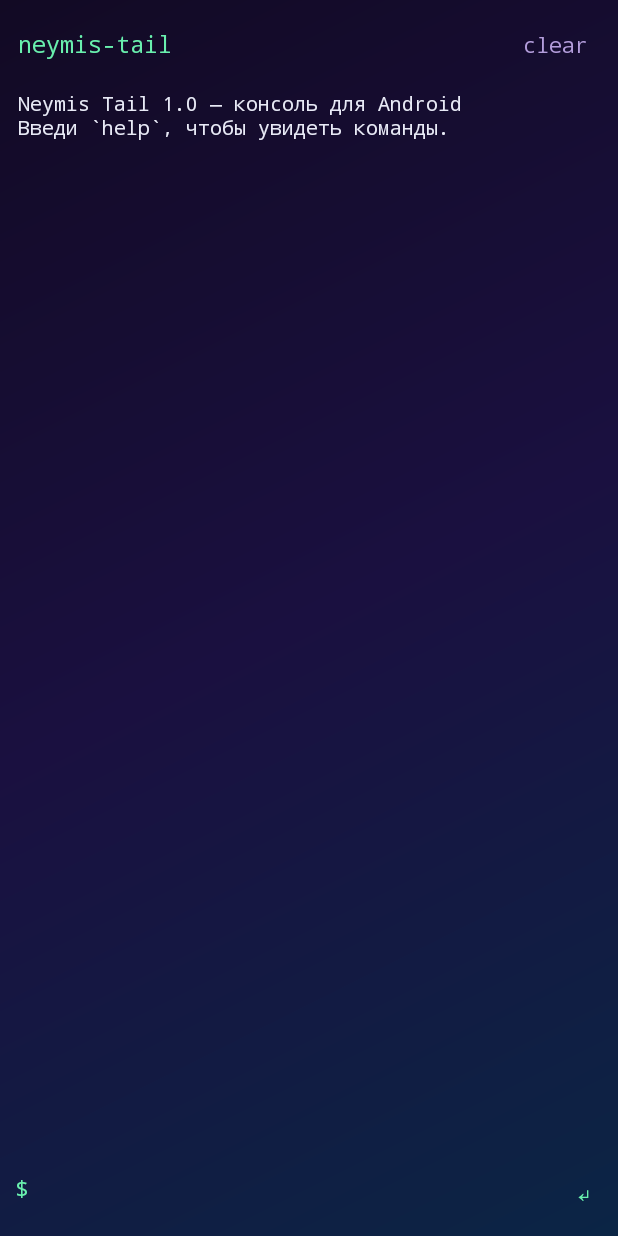
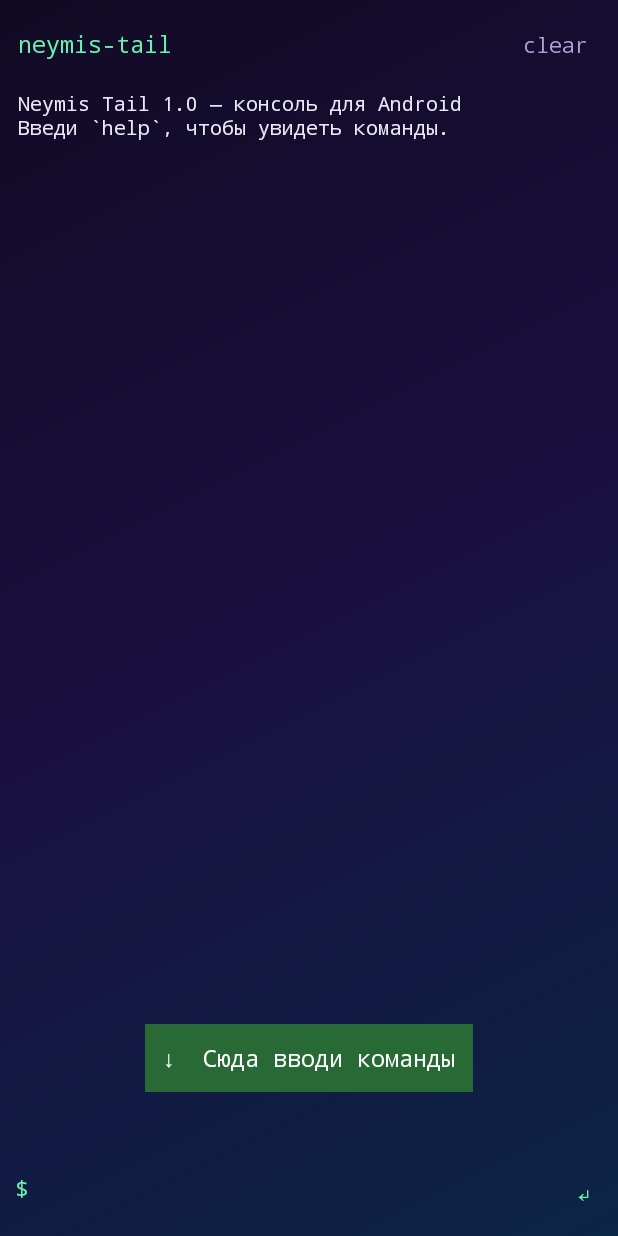
Before and after one commit to s93240056-boop/neymis-tail, an Android app: the screen it shows after launch (MainActivity), on a phone screen of 412 x 824 dp. Run offline under Robolectric (Android 15) with nearby library versions, the phone set to English and light mode, and no system bars; 1 statement that could not run was skipped.

Commit message:
Autofocus input and first-launch hint arrow

```diff
--- a/app/build.gradle
+++ b/app/build.gradle
@@ -10,8 +10,8 @@ android {
         applicationId 'com.neymis.tail'
         minSdk 24
         targetSdk 34
-        versionCode 2
-        versionName '1.1'
+        versionCode 3
+        versionName '1.2'
     }
 
     buildTypes {
--- a/app/src/main/java/com/neymis/tail/MainActivity.java
+++ b/app/src/main/java/com/neymis/tail/MainActivity.java
@@ -29,6 +29,7 @@ public class MainActivity extends AppCompatActivity implements CommandEngine.Hos
     private TextView output;
     private ScrollView scroll;
     private EditText input;
+    private TextView hint;
     private int historyIndex;
     private String historyDraft;
 
@@ -94,13 +95,35 @@ public class MainActivity extends AppCompatActivity implements CommandEngine.Hos
             return false;
         });
 
+        hint = findViewById(R.id.hint);
+        if (!prefs.getBoolean("hint_shown", false)) {
+            hint.setVisibility(View.VISIBLE);
+            hint.setOnClickListener(v -> hideHint());
+        }
+
+        input.requestFocus();
+        input.post(() -> {
+            android.view.inputmethod.InputMethodManager manager =
+                    (android.view.inputmethod.InputMethodManager) getSystemService(
+                            Context.INPUT_METHOD_SERVICE);
+            if (manager != null) manager.showSoftInput(input,
+                    android.view.inputmethod.InputMethodManager.SHOW_IMPLICIT);
+        });
+
         requestStorageAccess();
+    }
+
+    private void hideHint() {
+        if (hint == null) return;
+        hint.setVisibility(View.GONE);
+        prefs.edit().putBoolean("hint_shown", true).apply();
     }
 
     private void submit() {
         String line = input.getText().toString();
         input.setText("");
         historyIndex = 0;
+        hideHint();
         if (line.trim().isEmpty()) return;
         print("$ " + line);
         String result = engine.run(line);
--- a/app/src/main/res/layout/activity_main.xml
+++ b/app/src/main/res/layout/activity_main.xml
@@ -1,5 +1,10 @@
 <?xml version="1.0" encoding="utf-8"?>
-<LinearLayout xmlns:android="http://schemas.android.com/apk/res/android"
+<FrameLayout xmlns:android="http://schemas.android.com/apk/res/android"
+    android:layout_width="match_parent"
+    android:layout_height="match_parent">
+
+    <LinearLayout
+        android:id="@+id/mainContent"
         android:layout_width="match_parent"
         android:layout_height="match_parent"
         android:orientation="vertical">
@@ -50,6 +55,7 @@
         </ScrollView>
 
         <LinearLayout
+            android:id="@+id/inputRow"
             android:layout_width="match_parent"
             android:layout_height="wrap_content"
             android:gravity="center_vertical"
@@ -89,5 +95,21 @@
                 android:textColor="#69F0AE"
                 android:textSize="20sp" />
         </LinearLayout>
+    </LinearLayout>
 
-</LinearLayout>
+    <TextView
+        android:id="@+id/hint"
+        android:layout_width="wrap_content"
+        android:layout_height="wrap_content"
+        android:layout_gravity="bottom|center_horizontal"
+        android:layout_marginBottom="96dp"
+        android:background="#CC2E7D32"
+        android:clickable="true"
+        android:padding="12dp"
+        android:text="↓  Сюда вводи команды"
+        android:textColor="#FFFFFF"
+        android:textSize="15sp"
+        android:typeface="monospace"
+        android:visibility="gone" />
+
+</FrameLayout>
```
Lines whose indentation alone changed are shown as unchanged.
